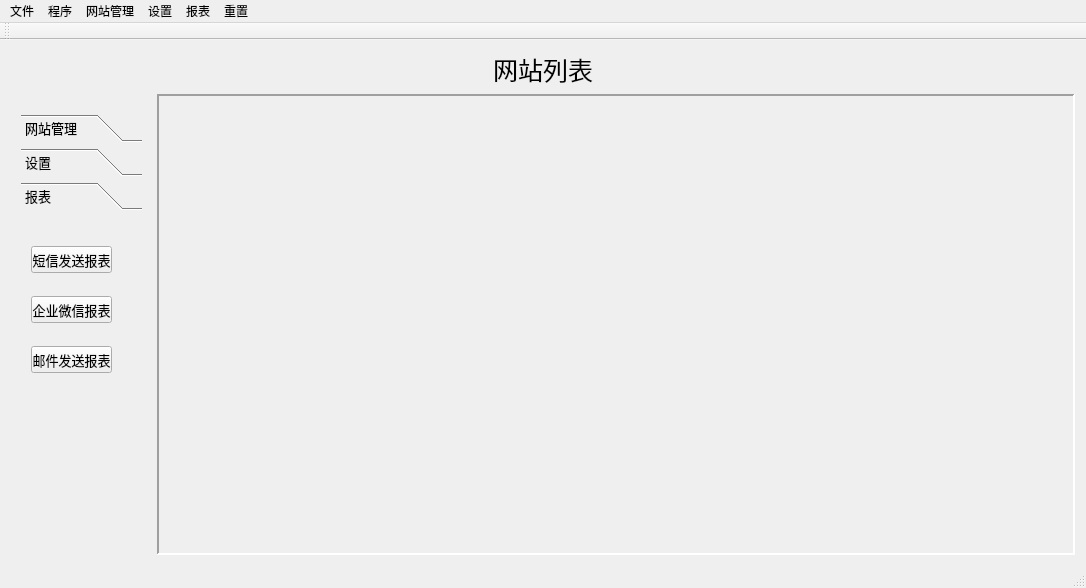
Qt form netmanager/mainwindow.ui (zhangjiacheng1991/netmanager) before a commit.
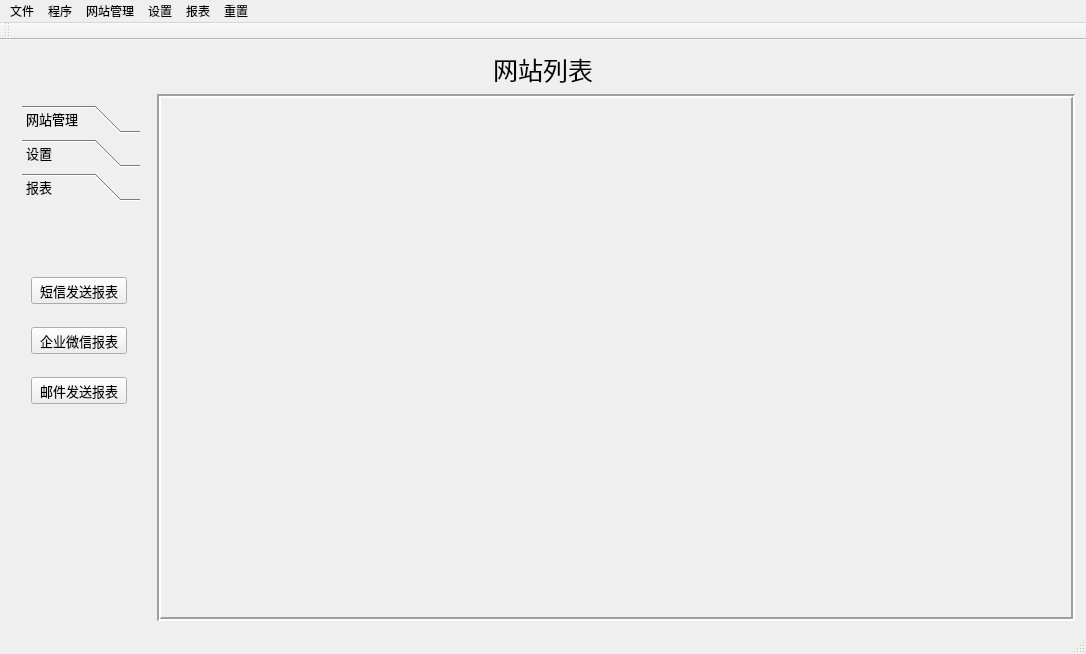
The same form after that commit. The open tabs and pages were chosen to show the change.

Patch:
```diff
--- a/netmanager/mainwindow.ui
+++ b/netmanager/mainwindow.ui
@@ -7,7 +7,7 @@
     <x>0</x>
     <y>0</y>
     <width>1086</width>
-    <height>588</height>
+    <height>654</height>
    </rect>
   </property>
   <property name="windowTitle">
@@ -61,7 +61,7 @@
     <item row="1" column="0">
      <widget class="QWidget" name="widget" native="true">
       <property name="sizePolicy">
-       <sizepolicy hsizetype="Preferred" vsizetype="Preferred">
+       <sizepolicy hsizetype="Fixed" vsizetype="Expanding">
         <horstretch>0</horstretch>
         <verstretch>0</verstretch>
        </sizepolicy>
@@ -84,14 +84,14 @@
         <height>0</height>
        </size>
       </property>
+      <layout class="QHBoxLayout" name="horizontalLayout_2">
+       <item>
       <widget class="QToolBox" name="toolBox">
-       <property name="geometry">
-        <rect>
-         <x>10</x>
-         <y>20</y>
-         <width>121</width>
-         <height>441</height>
-        </rect>
+         <property name="sizePolicy">
+          <sizepolicy hsizetype="Expanding" vsizetype="Expanding">
+           <horstretch>0</horstretch>
+           <verstretch>0</verstretch>
+          </sizepolicy>
        </property>
        <property name="font">
         <font>
@@ -250,8 +250,8 @@
          <rect>
           <x>0</x>
           <y>0</y>
-          <width>121</width>
-          <height>348</height>
+            <width>122</width>
+            <height>359</height>
          </rect>
         </property>
         <attribute name="label">
@@ -260,9 +260,9 @@
         <widget class="QPushButton" name="pushButton_12">
          <property name="geometry">
           <rect>
-           <x>10</x>
-           <y>130</y>
-           <width>81</width>
+             <x>9</x>
+             <y>170</y>
+             <width>96</width>
            <height>27</height>
           </rect>
          </property>
@@ -273,9 +273,9 @@
         <widget class="QPushButton" name="pushButton_13">
          <property name="geometry">
           <rect>
-           <x>10</x>
-           <y>30</y>
-           <width>81</width>
+             <x>9</x>
+             <y>70</y>
+             <width>96</width>
            <height>27</height>
           </rect>
          </property>
@@ -286,9 +286,9 @@
         <widget class="QPushButton" name="pushButton_14">
          <property name="geometry">
           <rect>
-           <x>10</x>
-           <y>80</y>
-           <width>81</width>
+             <x>9</x>
+             <y>120</y>
+             <width>96</width>
            <height>27</height>
           </rect>
          </property>
@@ -298,12 +298,14 @@
         </widget>
        </widget>
       </widget>
+       </item>
+      </layout>
      </widget>
     </item>
     <item row="1" column="1">
      <widget class="QScrollArea" name="scrollArea">
       <property name="frameShape">
-       <enum>QFrame::Panel</enum>
+       <enum>QFrame::Box</enum>
       </property>
       <property name="frameShadow">
        <enum>QFrame::Sunken</enum>
@@ -320,9 +322,15 @@
          <x>0</x>
          <y>0</y>
          <width>918</width>
-         <height>466</height>
+         <height>532</height>
         </rect>
        </property>
+       <property name="sizePolicy">
+        <sizepolicy hsizetype="Expanding" vsizetype="Expanding">
+         <horstretch>0</horstretch>
+         <verstretch>0</verstretch>
+        </sizepolicy>
+       </property>
       </widget>
      </widget>
     </item>
```
Left out of the diff: 22 changed lines with no effect on the pictures. Lines whose indentation alone changed are shown as unchanged.
